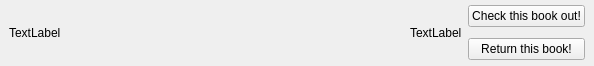
sbadame/checkout, file bookwidget.ui: the form before one commit.
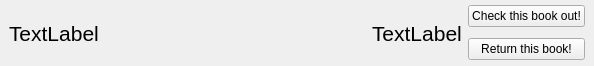
The form after the commit.

Commit message: Stretching in place

Patch:
```diff
--- a/bookwidget.ui
+++ b/bookwidget.ui
@@ -30,7 +30,11 @@
   </property>
   <property name="styleSheet">
    <string notr="true">* {
-  font-family: 'Arial', 'helvetica', 'georgia';
+  font-family: &quot;Arial&quot;, &quot;Helvetica&quot;, &quot;Georgia&quot;;
+}
+
+QLabel {
+  font-size: 16pt;
 }</string>
   </property>
   <layout class="QGridLayout" name="gridLayout">
```
